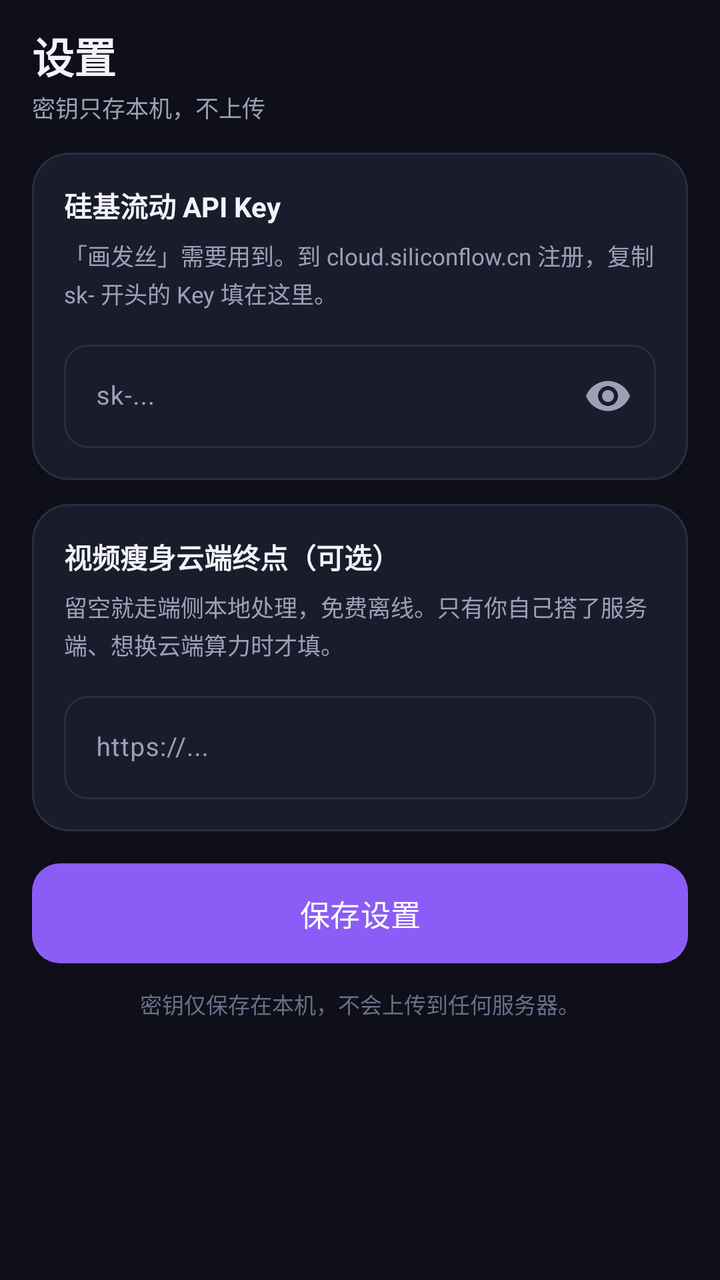
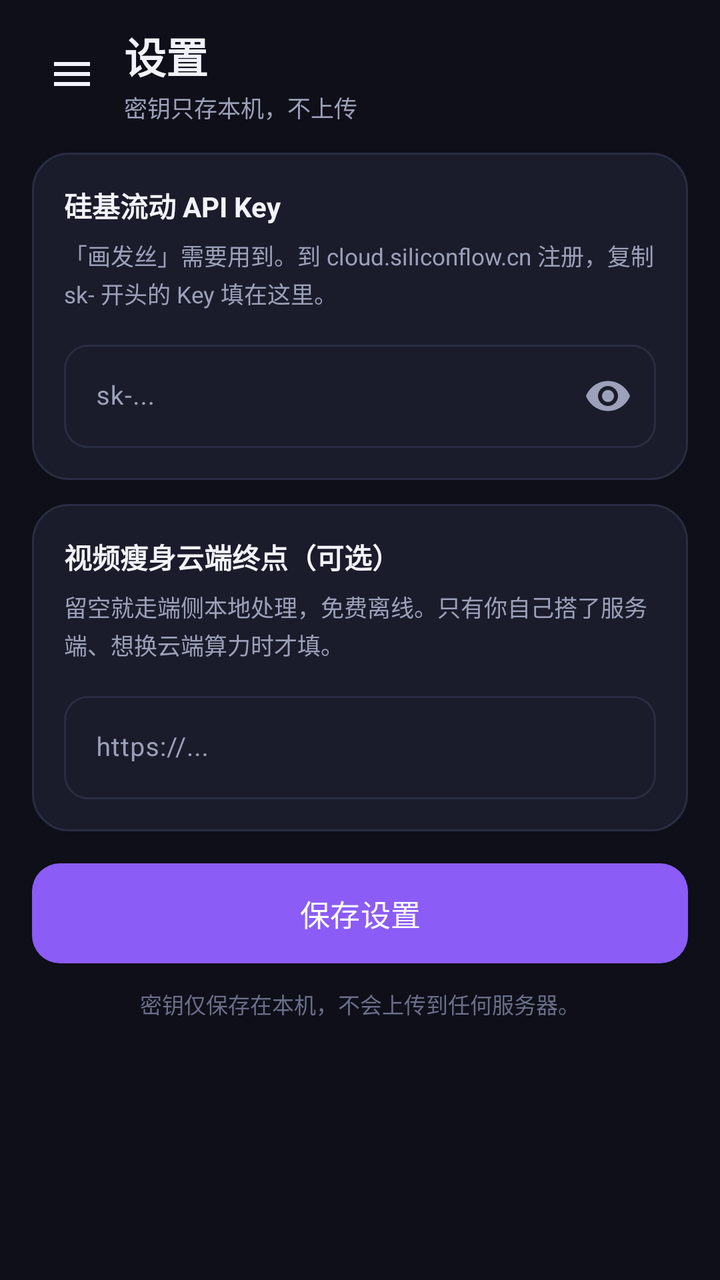

Two renders of the same Android screen: before a commit and after it. Below are the layout's source before the change and the commit's diff.
<!-- AndroidManifest.xml: application theme Theme.MagicBeauty -->
<!-- res/layout/fragment_settings.xml -->
<?xml version="1.0" encoding="utf-8"?>
<LinearLayout xmlns:android="http://schemas.android.com/apk/res/android"
    xmlns:app="http://schemas.android.com/apk/res-auto"
    android:layout_width="match_parent"
    android:layout_height="match_parent"
    android:background="@color/bg"
    android:orientation="vertical"
    android:paddingStart="16dp"
    android:paddingTop="12dp"
    android:paddingEnd="16dp"
    android:paddingBottom="8dp">

    
    <LinearLayout
        android:layout_width="match_parent"
        android:layout_height="wrap_content"
        android:gravity="center_vertical"
        android:orientation="horizontal">

        <LinearLayout
            android:layout_width="0dp"
            android:layout_height="wrap_content"
            android:layout_weight="1"
            android:orientation="vertical">

            <TextView
                android:layout_width="wrap_content"
                android:layout_height="wrap_content"
                android:text="设置"
                android:textColor="@color/text"
                android:textSize="21sp"
                android:textStyle="bold" />

            <TextView
                android:layout_width="wrap_content"
                android:layout_height="wrap_content"
                android:layout_marginTop="2dp"
                android:text="密钥只存本机，不上传"
                android:textColor="@color/text_sub"
                android:textSize="11.5sp" />
        </LinearLayout>
    </LinearLayout>

    <ScrollView
        android:layout_width="match_parent"
        android:layout_height="0dp"
        android:layout_marginTop="14dp"
        android:layout_weight="1"
        android:clipToPadding="false"
        android:scrollbars="none">

        <LinearLayout
            android:layout_width="match_parent"
            android:layout_height="wrap_content"
            android:orientation="vertical">

            
            <LinearLayout
                android:layout_width="match_parent"
                android:layout_height="wrap_content"
                android:background="@drawable/bg_card"
                android:orientation="vertical"
                android:padding="16dp">

                <TextView
                    android:layout_width="wrap_content"
                    android:layout_height="wrap_content"
                    android:text="硅基流动 API Key"
                    android:textColor="@color/text"
                    android:textSize="14sp"
                    android:textStyle="bold" />

                <TextView
                    android:layout_width="match_parent"
                    android:layout_height="wrap_content"
                    android:layout_marginTop="6dp"
                    android:lineSpacingExtra="2dp"
                    android:text="「画发丝」需要用到。到 cloud.siliconflow.cn 注册，复制 sk- 开头的 Key 填在这里。"
                    android:textColor="@color/text_sub"
                    android:textSize="11.5sp" />

                <com.google.android.material.textfield.TextInputLayout
                    android:layout_width="match_parent"
                    android:layout_height="wrap_content"
                    android:layout_marginTop="12dp"
                    android:hint="sk-..."
                    app:boxBackgroundMode="outline"
                    app:boxCornerRadiusBottomEnd="12dp"
                    app:boxCornerRadiusBottomStart="12dp"
                    app:boxCornerRadiusTopEnd="12dp"
                    app:boxCornerRadiusTopStart="12dp"
                    app:endIconMode="password_toggle"
                    app:hintTextColor="@color/text_sub">

                    <com.google.android.material.textfield.TextInputEditText
                        android:id="@+id/etSfKey"
                        android:layout_width="match_parent"
                        android:layout_height="wrap_content"
                        android:inputType="textPassword"
                        android:textSize="13sp" />
                </com.google.android.material.textfield.TextInputLayout>
            </LinearLayout>

            
            <LinearLayout
                android:layout_width="match_parent"
                android:layout_height="wrap_content"
                android:layout_marginTop="12dp"
                android:background="@drawable/bg_card"
                android:orientation="vertical"
                android:padding="16dp">

                <TextView
                    android:layout_width="wrap_content"
                    android:layout_height="wrap_content"
                    android:text="视频瘦身云端终点（可选）"
                    android:textColor="@color/text"
                    android:textSize="14sp"
                    android:textStyle="bold" />

                <TextView
                    android:layout_width="match_parent"
                    android:layout_height="wrap_content"
                    android:layout_marginTop="6dp"
                    android:lineSpacingExtra="2dp"
                    android:text="留空就走端侧本地处理，免费离线。只有你自己搭了服务端、想换云端算力时才填。"
                    android:textColor="@color/text_sub"
                    android:textSize="11.5sp" />

                <com.google.android.material.textfield.TextInputLayout
                    android:layout_width="match_parent"
                    android:layout_height="wrap_content"
                    android:layout_marginTop="12dp"
                    android:hint="https://..."
                    app:boxBackgroundMode="outline"
                    app:boxCornerRadiusBottomEnd="12dp"
                    app:boxCornerRadiusBottomStart="12dp"
                    app:boxCornerRadiusTopEnd="12dp"
                    app:boxCornerRadiusTopStart="12dp"
                    app:hintTextColor="@color/text_sub">

                    <com.google.android.material.textfield.TextInputEditText
                        android:id="@+id/etVsEndpoint"
                        android:layout_width="match_parent"
                        android:layout_height="wrap_content"
                        android:inputType="textUri"
                        android:textSize="13sp" />
                </com.google.android.material.textfield.TextInputLayout>
            </LinearLayout>

            <com.google.android.material.button.MaterialButton
                android:id="@+id/btnSave"
                android:layout_width="match_parent"
                android:layout_height="50dp"
                android:layout_marginTop="16dp"
                android:insetTop="0dp"
                android:insetBottom="0dp"
                android:text="保存设置"
                android:textAllCaps="false"
                android:textSize="15sp"
                app:cornerRadius="14dp" />

            <TextView
                android:layout_width="match_parent"
                android:layout_height="wrap_content"
                android:layout_marginTop="12dp"
                android:gravity="center"
                android:text="密钥仅保存在本机，不会上传到任何服务器。"
                android:textColor="@color/text_dim"
                android:textSize="11sp" />

            <Space
                android:layout_width="1dp"
                android:layout_height="20dp" />
        </LinearLayout>
    </ScrollView>
</LinearLayout>
<!-- resources referenced by this layout -->
<resources>
  <color name="bg">#0E0F18</color>
  <color name="text">#F2F3FA</color>
  <color name="text_dim">#6B6F8A</color>
  <color name="text_sub">#9CA0B8</color>
  <!-- drawable bg_card (drawable) -->
  <?xml version="1.0" encoding="utf-8"?>
  <shape xmlns:android="http://schemas.android.com/apk/res/android" android:shape="rectangle">
      <solid android:color="@color/card" />
      <corners android:radius="18dp" />
      <stroke android:width="1dp" android:color="@color/card_stroke" />
  </shape>
  <style name="Theme.MagicBeauty" parent="Theme.Material3.Dark.NoActionBar">
          <item name="colorPrimary">@color/brand</item>
          <item name="colorOnPrimary">@color/white</item>
          <item name="colorPrimaryContainer">@color/brand_soft</item>
          <item name="colorOnPrimaryContainer">@color/text</item>
          <item name="colorSecondary">@color/brand_2</item>
          <item name="colorOnSecondary">@color/white</item>
          <item name="colorSecondaryContainer">@color/brand_soft</item>
          <item name="colorOnSecondaryContainer">@color/text</item>
  
          <item name="colorSurface">@color/card</item>
          <item name="colorOnSurface">@color/text</item>
          <item name="colorSurfaceVariant">@color/bg_elev</item>
          <item name="colorOnSurfaceVariant">@color/text_sub</item>
          <item name="colorOutline">@color/card_stroke</item>
          <item name="colorOutlineVariant">@color/card_stroke</item>
  
          <item name="android:windowBackground">@color/bg</item>
          <item name="android:statusBarColor">@color/bg</item>
          <item name="android:navigationBarColor">@color/nav_bg</item>
          <item name="android:windowLightStatusBar">false</item>
          <item name="android:windowLightNavigationBar" tools:targetApi="27">false</item>
          <item name="android:colorAccent">@color/brand</item>
          <item name="android:textColorPrimary">@color/text</item>
          <item name="android:textColorSecondary">@color/text_sub</item>
          <item name="android:forceDarkAllowed" tools:targetApi="29">false</item>
      </style>
  <color name="card">#1A1C2B</color>
  <color name="card_stroke">#2A2D42</color>
  <color name="brand">#8B5CF6</color>
  <color name="white">#FFFFFFFF</color>
  <color name="brand_soft">#2A1F4D</color>
  <color name="brand_2">#EC4899</color>
  <color name="bg_elev">#151726</color>
  <color name="nav_bg">#111320</color>
</resources>

<!-- the commit's change to res/layout/fragment_settings.xml (unified diff, before → after) -->
@@ -16,6 +16,16 @@
         android:layout_height="wrap_content"
         android:gravity="center_vertical"
         android:orientation="horizontal">
+
+        <ImageButton
+            android:id="@+id/btnMenu"
+            android:layout_width="40dp"
+            android:layout_height="40dp"
+            android:layout_marginEnd="6dp"
+            android:background="?attr/selectableItemBackgroundBorderless"
+            android:contentDescription="菜单"
+            android:src="@drawable/ic_menu"
+            android:tint="@color/text" />
 
         <LinearLayout
             android:layout_width="0dp"
<!-- resource entries referenced after the edit -->
@@ -11,6 +11,16 @@
       <corners android:radius="18dp" />
       <stroke android:width="1dp" android:color="@color/card_stroke" />
   </shape>
+  <!-- drawable ic_menu (drawable) -->
+  <vector xmlns:android="http://schemas.android.com/apk/res/android"
+      android:width="24dp"
+      android:height="24dp"
+      android:viewportWidth="24"
+      android:viewportHeight="24">
+      <path
+          android:fillColor="#FFFFFF"
+          android:pathData="M3,6h18v2H3zM3,11h18v2H3zM3,16h18v2H3z" />
+  </vector>
   <style name="Theme.MagicBeauty" parent="Theme.Material3.Dark.NoActionBar">
           <item name="colorPrimary">@color/brand</item>
           <item name="colorOnPrimary">@color/white</item>
